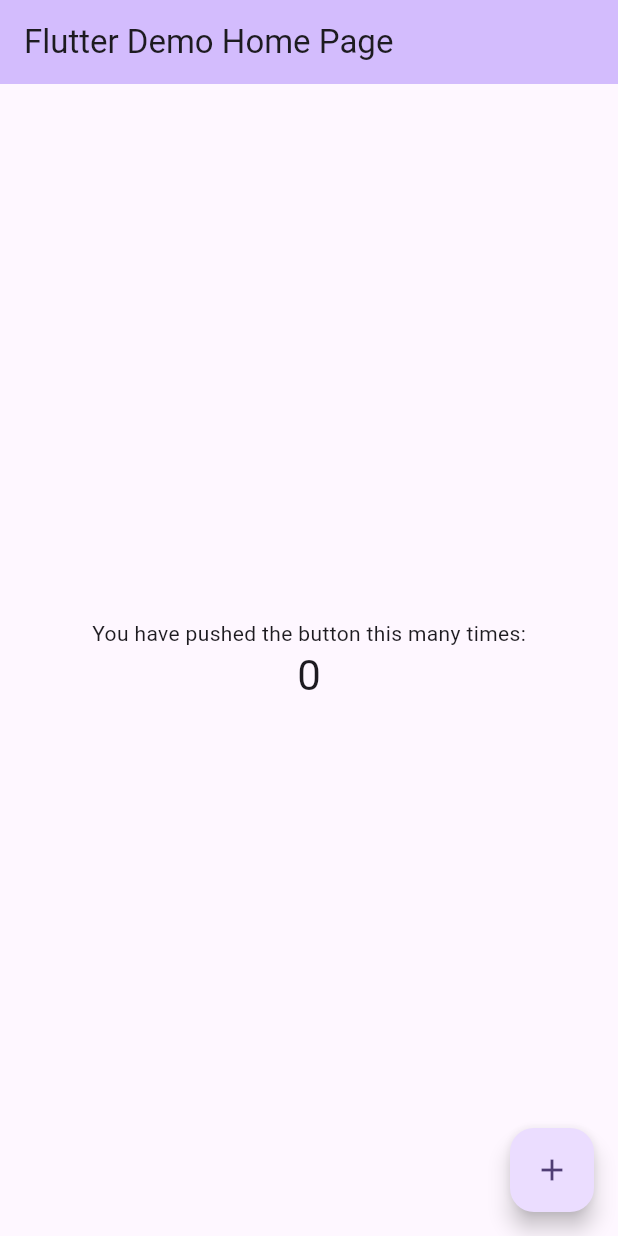
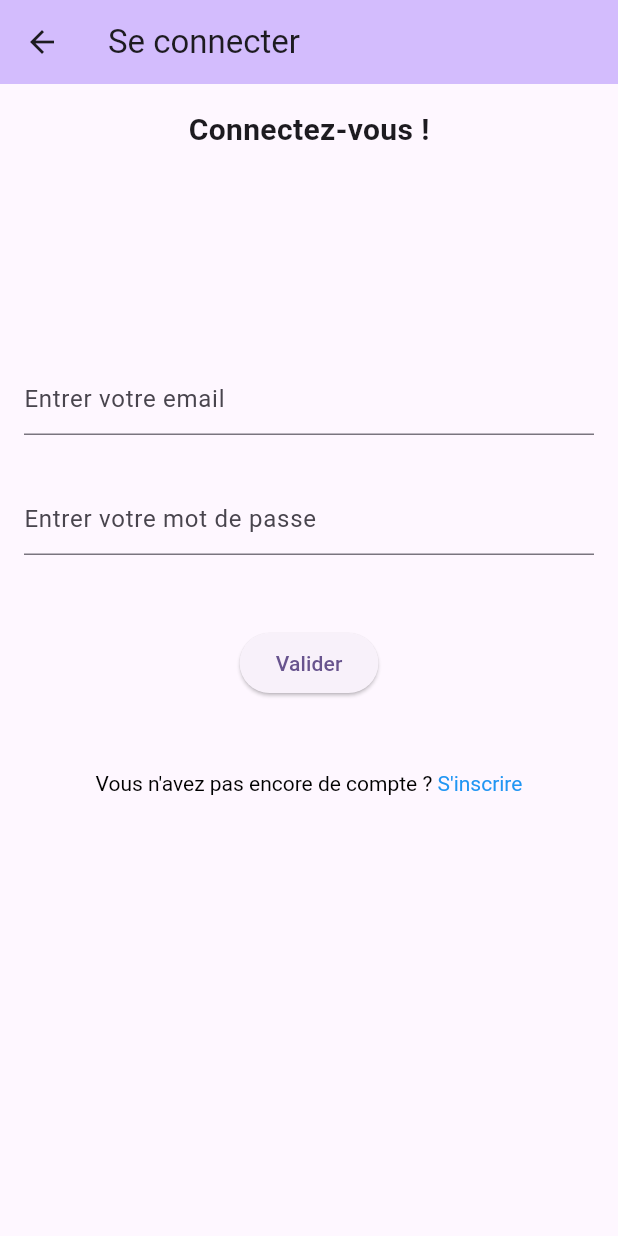
Before and after one commit to Kevin4815/Appli_music, a Flutter app: the screen it shows after launch, on a phone screen of 412 x 824 dp. Run offline on Flutter 3.47's test engine with Material 3 defaults, Android fonts, the phone set to English and light mode, and no system bars.

```diff
--- /dev/null
+++ b/appli_music/lib/Auth/login.dart
@@ -0,0 +1,133 @@
+import 'package:flutter/gestures.dart';
+import 'package:flutter/material.dart';
+
+class LoginPage extends StatefulWidget {
+  const LoginPage({super.key, required this.title});
+
+  final String title;
+
+  @override
+  State<LoginPage> createState() => _LoginPageState();
+}
+
+class _LoginPageState extends State<LoginPage> {
+
+  final _emailController = TextEditingController();
+  final _passwordController = TextEditingController();
+
+  @override
+  void dispose() {
+    // Clean up the controller when the widget is disposed.
+    _emailController.dispose();
+    _passwordController.dispose();
+    super.dispose();
+  }
+
+  @override
+  Widget build(BuildContext context) {
+
+    Widget title = Container(
+      alignment: Alignment.topCenter,
+      constraints: const BoxConstraints(maxHeight: 170.0),
+      padding: const EdgeInsets.all(16.0),
+      child: const Row(
+        mainAxisAlignment: MainAxisAlignment.center,
+        children: [
+          Text(
+            'Connectez-vous !',
+            style: TextStyle(fontWeight: FontWeight.bold, fontSize: 20),
+          ),
+        ],
+      ),
+    );
+
+    Widget form = Column(
+      children: [
+        Container(
+            padding: const EdgeInsets.all(16.0),
+            child : TextFormField(
+              controller: _emailController,
+              decoration: const InputDecoration(
+                hintText: 'Entrer votre email',
+              ),
+              validator: (String? value) {
+                if (value == null || value.isEmpty) {
+                  return "Merci d'entrer une adresse email";
+                }
+                return null;
+              },
+            )
+          ),
+          Container(
+            padding: const EdgeInsets.all(16.0),
+            child : TextFormField(
+              controller: _passwordController,
+              decoration: const InputDecoration(
+                hintText: 'Entrer votre mot de passe',
+              ),
+              validator: (String? value) {
+                if (value == null || value.isEmpty) {
+                  return "Merci d'entrer un mot de passe";
+                }
+                return null;
+              },
+            )
+          ),
+          Container(
+          padding: const EdgeInsets.all(16.0),
+          child:  const Padding(
+            padding: EdgeInsets.symmetric(vertical: 16.0),
+            child: ElevatedButton(
+              onPressed: signUp,
+              child: Text('Valider'),
+            ),
+          ),
+          ),
+          Container(
+            padding: const EdgeInsets.all(16.0),
+            child:  RichText(
+              text: TextSpan(children: [
+                const TextSpan(
+                  text: "Vous n'avez pas encore de compte ? ",
+                  style: TextStyle(
+                    color: Colors.black,
+                  ),
+                ),
+                TextSpan(
+                    text: "S'inscrire",
+                    style: const TextStyle(
+                      color: Colors.blue,
+                    ),
+                    recognizer: TapGestureRecognizer()
+                      ..onTap = () {
+                        Navigator.pushNamed(context, '/register');
+                      }),
+              ]),
+            ),
+          ),
+      ]
+    );
+
+    return Scaffold(
+      resizeToAvoidBottomInset: false,
+      appBar: AppBar(
+        backgroundColor: Theme.of(context).colorScheme.inversePrimary,
+        title: Text(widget.title),
+      ),
+      body: Center(
+        child: Column(
+          children: [
+            title,
+            Expanded(
+              child: form,
+            ),
+          ],
+        ),
+      ),
+    );
+  }
+}
+
+void signUp(){
+
+}
--- a/appli_music/lib/main.dart
+++ b/appli_music/lib/main.dart
@@ -1,4 +1,6 @@
+import 'package:appli_music/Auth/register.dart';
 import 'package:flutter/material.dart';
+import 'package:appli_music/Auth/login.dart';
 
 void main() {
   runApp(const MyApp());
@@ -7,46 +9,28 @@ void main() {
 class MyApp extends StatelessWidget {
   const MyApp({super.key});
 
-  // This widget is the root of your application.
   @override
   Widget build(BuildContext context) {
     return MaterialApp(
       title: 'Flutter Demo',
+      initialRoute: '/login',
+      routes: {
+        '/login': (context) => const LoginPage(title: "Se connecter"),
+        '/register': (context) => const RegisterPage(title: "S'inscrire"),
+      },
+      debugShowCheckedModeBanner: false,
       theme: ThemeData(
-        // This is the theme of your application.
-        //
-        // TRY THIS: Try running your application with "flutter run". You'll see
-        // the application has a blue toolbar. Then, without quitting the app,
-        // try changing the seedColor in the colorScheme below to Colors.green
-        // and then invoke "hot reload" (save your changes or press the "hot
-        // reload" button in a Flutter-supported IDE, or press "r" if you used
-        // the command line to start the app).
-        //
-        // Notice that the counter didn't reset back to zero; the application
-        // state is not lost during the reload. To reset the state, use hot
-        // restart instead.
-        //
-        // This works for code too, not just values: Most code changes can be
-        // tested with just a hot reload.
+
         colorScheme: ColorScheme.fromSeed(seedColor: Colors.deepPurple),
         useMaterial3: true,
       ),
-      home: const MyHomePage(title: 'Flutter Demo Home Page'),
+      home: const LoginPage(title: "Page d'authentification"),
     );
   }
 }
 
 class MyHomePage extends StatefulWidget {
   const MyHomePage({super.key, required this.title});
-
-  // This widget is the home page of your application. It is stateful, meaning
-  // that it has a State object (defined below) that contains fields that affect
-  // how it looks.
-
-  // This class is the configuration for the state. It holds the values (in this
-  // case the title) provided by the parent (in this case the App widget) and
-  // used by the build method of the State. Fields in a Widget subclass are
-  // always marked "final".
 
   final String title;
 
@@ -59,50 +43,21 @@ class _MyHomePageState extends State<MyHomePage> {
 
   void _incrementCounter() {
     setState(() {
-      // This call to setState tells the Flutter framework that something has
-      // changed in this State, which causes it to rerun the build method below
-      // so that the display can reflect the updated values. If we changed
-      // _counter without calling setState(), then the build method would not be
-      // called again, and so nothing would appear to happen.
+
       _counter++;
     });
   }
 
   @override
   Widget build(BuildContext context) {
-    // This method is rerun every time setState is called, for instance as done
-    // by the _incrementCounter method above.
-    //
-    // The Flutter framework has been optimized to make rerunning build methods
-    // fast, so that you can just rebuild anything that needs updating rather
-    // than having to individually change instances of widgets.
+
     return Scaffold(
       appBar: AppBar(
-        // TRY THIS: Try changing the color here to a specific color (to
-        // Colors.amber, perhaps?) and trigger a hot reload to see the AppBar
-        // change color while the other colors stay the same.
         backgroundColor: Theme.of(context).colorScheme.inversePrimary,
-        // Here we take the value from the MyHomePage object that was created by
-        // the App.build method, and use it to set our appbar title.
         title: Text(widget.title),
       ),
       body: Center(
-        // Center is a layout widget. It takes a single child and positions it
-        // in the middle of the parent.
         child: Column(
-          // Column is also a layout widget. It takes a list of children and
-          // arranges them vertically. By default, it sizes itself to fit its
-          // children horizontally, and tries to be as tall as its parent.
-          //
-          // Column has various properties to control how it sizes itself and
-          // how it positions its children. Here we use mainAxisAlignment to
-          // center the children vertically; the main axis here is the vertical
-          // axis because Columns are vertical (the cross axis would be
-          // horizontal).
-          //
-          // TRY THIS: Invoke "debug painting" (choose the "Toggle Debug Paint"
-          // action in the IDE, or press "p" in the console), to see the
-          // wireframe for each widget.
           mainAxisAlignment: MainAxisAlignment.center,
           children: <Widget>[
             const Text(
@@ -119,7 +74,7 @@ class _MyHomePageState extends State<MyHomePage> {
         onPressed: _incrementCounter,
         tooltip: 'Increment',
         child: const Icon(Icons.add),
-      ), // This trailing comma makes auto-formatting nicer for build methods.
+      ),
     );
   }
 }
```
Also changed, not shown: appli_music/lib/Auth/register.dart (added, +154 -0 lines), appli_music/lib/Auth/Firebase/firebase_connection.dart (added).
